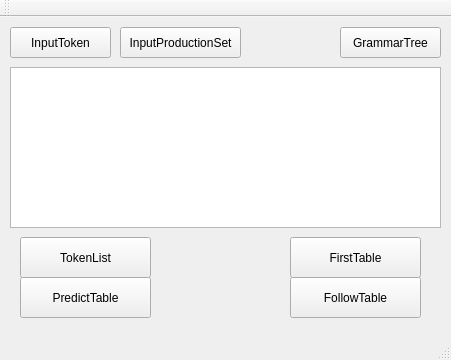
Qt form SNL Compiler/SNL Compiler/source/mainwindow.ui (Gwzlchn/SNL-Compiler) before a commit.
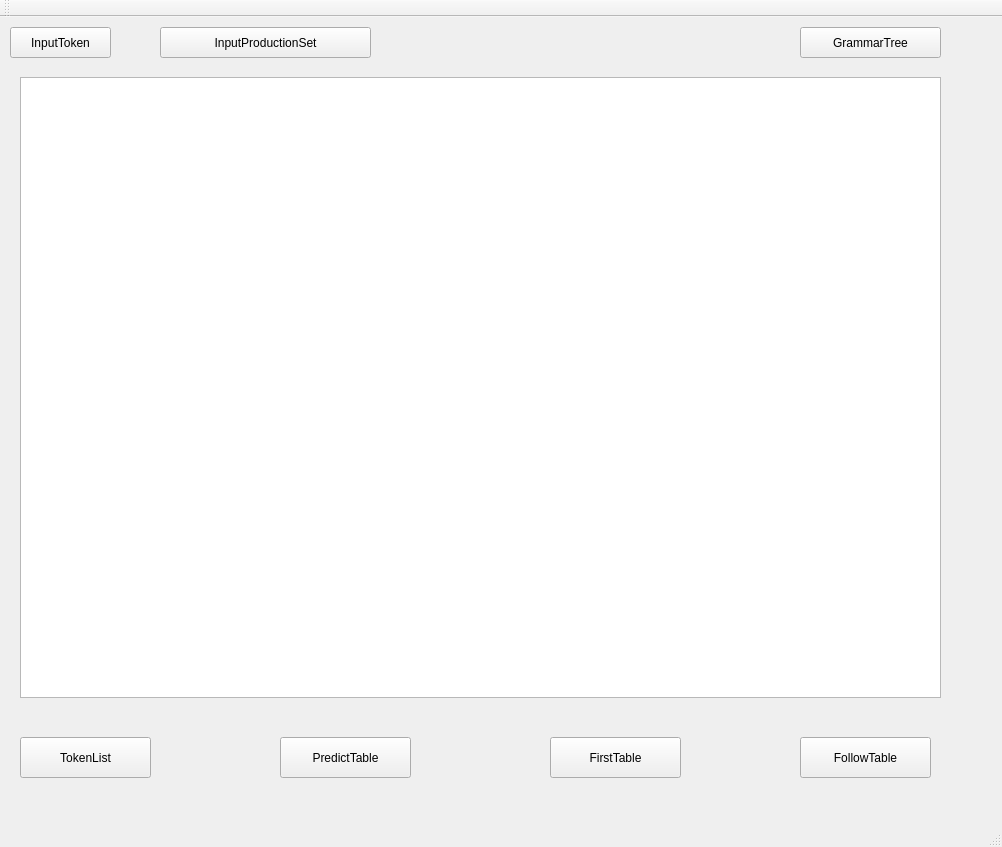
The same form after that commit.

Commit message: 调整窗口

What changed in the file:
```diff
--- a/SNL Compiler/SNL Compiler/source/mainwindow.ui
+++ b/SNL Compiler/SNL Compiler/source/mainwindow.ui
@@ -6,8 +6,8 @@
    <rect>
     <x>0</x>
     <y>0</y>
-    <width>451</width>
-    <height>360</height>
+    <width>1002</width>
+    <height>847</height>
    </rect>
   </property>
   <property name="windowTitle">
@@ -21,7 +21,7 @@
     <property name="geometry">
      <rect>
       <x>20</x>
-      <y>220</y>
+      <y>720</y>
       <width>131</width>
       <height>41</height>
      </rect>
@@ -36,8 +36,8 @@
     </property>
     <property name="geometry">
      <rect>
-      <x>290</x>
-      <y>260</y>
+      <x>800</x>
+      <y>720</y>
       <width>131</width>
       <height>41</height>
      </rect>
@@ -52,8 +52,8 @@
     </property>
     <property name="geometry">
      <rect>
-      <x>20</x>
-      <y>260</y>
+      <x>280</x>
+      <y>720</y>
       <width>131</width>
       <height>41</height>
      </rect>
@@ -68,10 +68,10 @@
     </property>
     <property name="geometry">
      <rect>
-      <x>10</x>
-      <y>50</y>
-      <width>431</width>
-      <height>161</height>
+      <x>20</x>
+      <y>60</y>
+      <width>921</width>
+      <height>621</height>
      </rect>
     </property>
     <property name="readOnly">
@@ -94,9 +94,9 @@
    <widget class="QPushButton" name="GrammarTree">
     <property name="geometry">
      <rect>
-      <x>340</x>
+      <x>800</x>
       <y>10</y>
-      <width>101</width>
+      <width>141</width>
       <height>31</height>
      </rect>
     </property>
@@ -107,9 +107,9 @@
    <widget class="QPushButton" name="InputProductionset">
     <property name="geometry">
      <rect>
-      <x>120</x>
+      <x>160</x>
       <y>10</y>
-      <width>121</width>
+      <width>211</width>
       <height>31</height>
      </rect>
     </property>
@@ -120,8 +120,8 @@
    <widget class="QPushButton" name="FirstTable">
     <property name="geometry">
      <rect>
-      <x>290</x>
-      <y>220</y>
+      <x>550</x>
+      <y>720</y>
       <width>131</width>
       <height>41</height>
      </rect>
```
Left out of the diff: 2 changed lines with no effect on the pictures. The commit also changes 2 other files.
